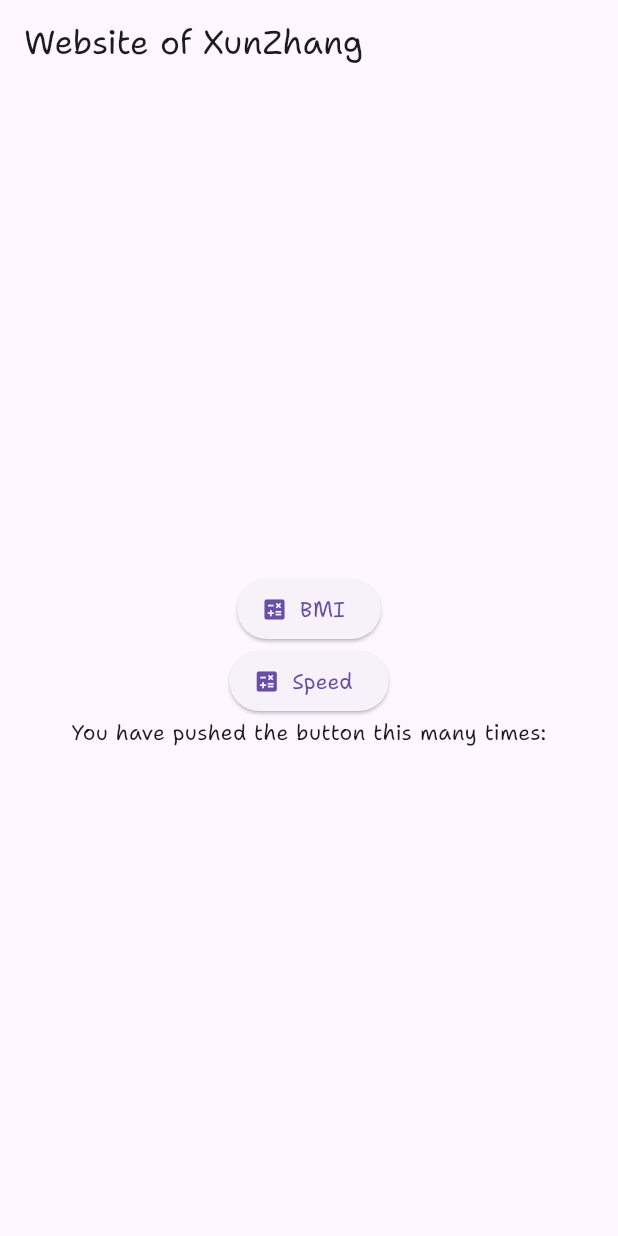
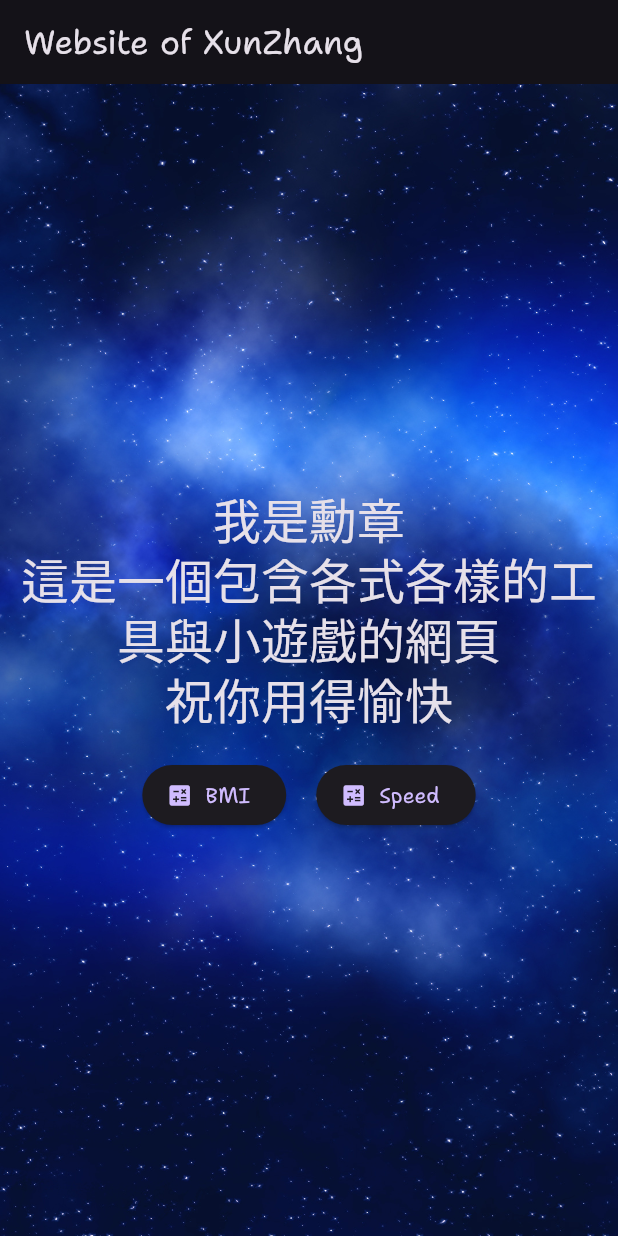
Before and after one commit to XunZhang-anson/website, a Flutter app: the screen it shows after launch, on a phone screen of 412 x 824 dp. Run offline on Flutter 3.47's test engine with Material 2 defaults, Android fonts, the phone set to English and light mode, and no system bars; project files that could hold a hidden picture were left out.

Commit message:
新增文字

```diff
--- a/lib/main.dart
+++ b/lib/main.dart
@@ -20,7 +20,9 @@ class MyApp extends StatelessWidget {
       title: 'Website of XunZhang',
       theme: ThemeData(
         useMaterial3: true,
-        fontFamily: 'ShantellSans'
+        fontFamily: 'ShantellSans',
+        fontFamilyFallback: const ['ChenYuluoyan'],
+        brightness: Brightness.dark,
       ),
       home: const MyHomePage(title: 'Website of XunZhang'),
     );
@@ -43,9 +45,23 @@ class _MyHomePageState extends State<MyHomePage> {
         appBar: AppBar(
           title: Text(widget.title),
         ),
-      body: Center(
+        body: Container(
+          decoration: const BoxDecoration(
+            image: DecorationImage(
+              image: AssetImage('assets/images/background.jpg'),
+              fit: BoxFit.cover,
+            ),
+          ),
+          child: Center(
               child: Column(
             mainAxisAlignment: MainAxisAlignment.center,
+            children: [
+              Text('我是勳章\n這是一個包含各式各樣的工具與小遊戲的網頁\n祝你用得愉快', style: Theme.of(context).textTheme.headlineLarge, textAlign: TextAlign.center),
+              const SizedBox(height: 20),
+              Wrap(
+                spacing: 20,
+                runSpacing: 20,
+                alignment: WrapAlignment.center,
                 children: <Widget>[
                   ElevatedButton.icon(
                     onPressed: () {
@@ -61,12 +77,10 @@ class _MyHomePageState extends State<MyHomePage> {
                     icon: const Icon(Icons.calculate),
                     label: const Text('Speed'),
                   ),
-            const Text(
-              'You have pushed the button this many times:',
+                ],
               ),
             ],
-        ),
-      ),
-    );
+          )),
+        ));
   }
 }
--- a/pubspec.yaml
+++ b/pubspec.yaml
@@ -28,3 +28,6 @@ flutter:
   - family: ShantellSans
     fonts:
       - asset: assets/fonts/ShantellSans-Regular.ttf
+  - family: ChenYuluoyan
+    fonts:
+      - asset: assets/fonts/ChenYuluoyan-Thin.ttf
```
Also changed, not shown: assets/images/background.jpg (added), 1 other file. Lines whose indentation alone changed are shown as unchanged.
